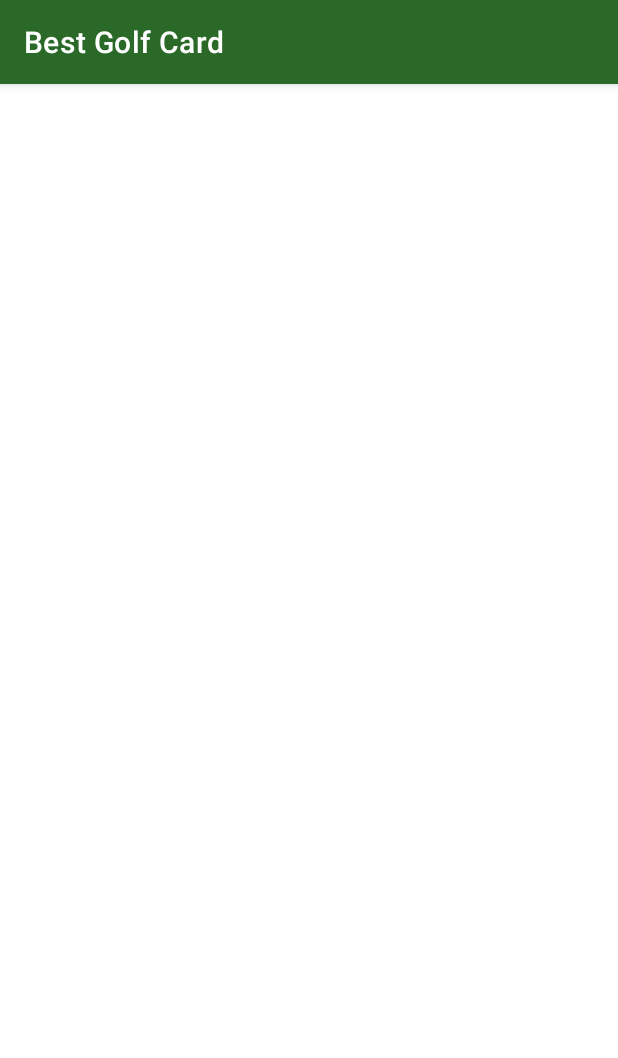
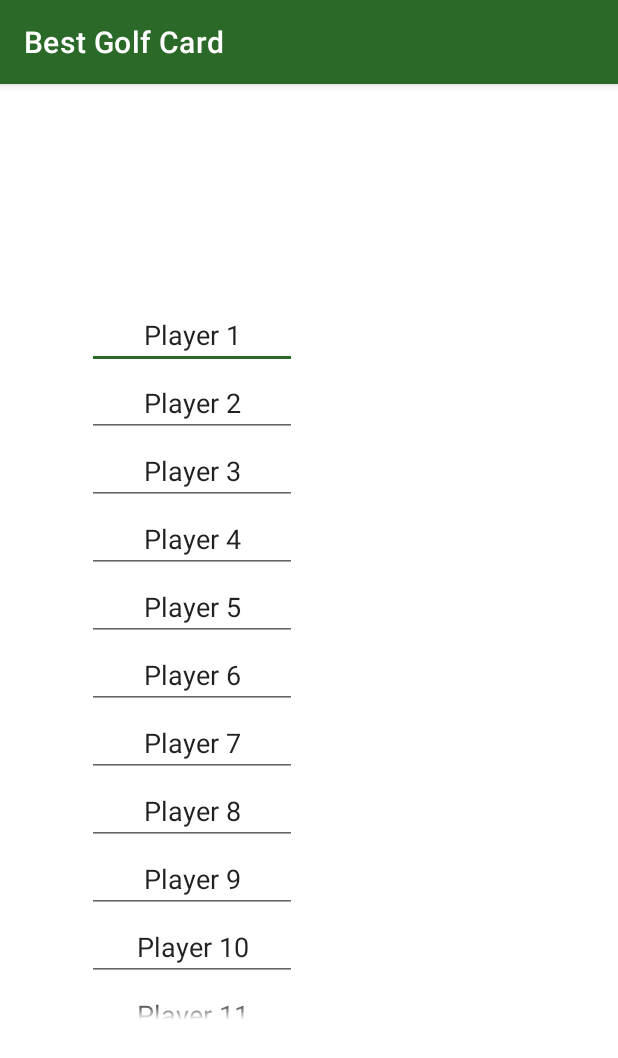
Before and after one commit to mcneerta/MiniGolfApp, an Android app: the Name screen opened directly, with no data from a screen before it, on a phone screen of 412 x 824 dp. Shown: the top 1058 px of the screen. Run offline under Robolectric (Android 15) with nearby library versions, the phone set to English and light mode, and no system bars; Roboto replaces fonts that are not available here.

Commit message:
Setup dynamic name input

```diff
--- a/app/src/main/AndroidManifest.xml
+++ b/app/src/main/AndroidManifest.xml
@@ -9,7 +9,9 @@
         android:roundIcon="@mipmap/ic_launcher_round"
         android:supportsRtl="true"
         android:theme="@style/Theme.MiniGolfApp">
-        <activity android:name=".Name"></activity>
+        <activity
+            android:name=".Name"
+            android:windowSoftInputMode="adjustNothing"></activity>
         <activity android:name=".Results" />
         <activity
             android:name=".Scorecard"
--- a/app/src/main/java/com/example/minigolfapp/MainActivity.java
+++ b/app/src/main/java/com/example/minigolfapp/MainActivity.java
@@ -15,6 +15,6 @@ public class MainActivity extends AppCompatActivity {
     }
 
     public void startClick(View v){
-        startActivity(new Intent(MainActivity.this, Scorecard.class));
+        startActivity(new Intent(MainActivity.this, Name.class));
     }
 }
--- a/app/src/main/java/com/example/minigolfapp/Name.java
+++ b/app/src/main/java/com/example/minigolfapp/Name.java
@@ -5,8 +5,12 @@ import androidx.appcompat.app.AppCompatActivity;
 
 import android.os.Build;
 import android.os.Bundle;
+import android.view.Gravity;
 import android.view.View;
+import android.widget.EditText;
 import android.widget.ScrollView;
+import android.widget.TableLayout;
+import android.widget.TableRow;
 
 import java.util.ArrayList;
 import java.util.List;
@@ -14,7 +18,9 @@ import java.util.List;
 
 public class Name extends AppCompatActivity {
 
+    public static List<EditText> nameEdits = new ArrayList<>();
     public static List<String> nameStrings = new ArrayList<>();
+    int playerNum = 40;
 
     @RequiresApi(api = Build.VERSION_CODES.M)
     @Override
@@ -34,5 +40,25 @@ public class Name extends AppCompatActivity {
         namesInput.setOnScrollChangeListener(scrollChange);
 
         namesInput.setVerticalFadingEdgeEnabled(true);
+        init();
+    }
+
+    public void init(){
+        TableLayout namesTable = (TableLayout) findViewById(R.id.namesTable);
+        float density = this.getResources().getDisplayMetrics().density;
+        int pixelsH = (int) (density * 46.667);
+
+        for(int i = 0; i < playerNum; i++){
+            TableRow namesRow = new TableRow(this);
+            EditText nameEdit = new EditText(this);
+            nameEdit.setWidth(pixelsH * 3);
+            nameEdit.setTextSize(18);
+            nameEdit.setGravity(Gravity.CENTER);
+            nameEdit.setText("Player " + Integer.toString(i + 1));
+            nameEdits.add(nameEdit);
+            namesRow.addView(nameEdit);
+            namesTable.addView(namesRow);
+        }
+
     }
 }
--- a/app/src/main/res/layout/activity_name.xml
+++ b/app/src/main/res/layout/activity_name.xml
@@ -15,9 +15,9 @@
         app:layout_constraintStart_toStartOf="parent"
         app:layout_constraintTop_toTopOf="parent">
 
-        <LinearLayout
-            android:layout_width="match_parent"
-            android:layout_height="wrap_content"
-            android:orientation="vertical" />
+        <TableLayout
+            android:id="@+id/namesTable"
+            android:layout_width="wrap_content"
+            android:layout_height="wrap_content" />
     </ScrollView>
 </androidx.constraintlayout.widget.ConstraintLayout>
```
